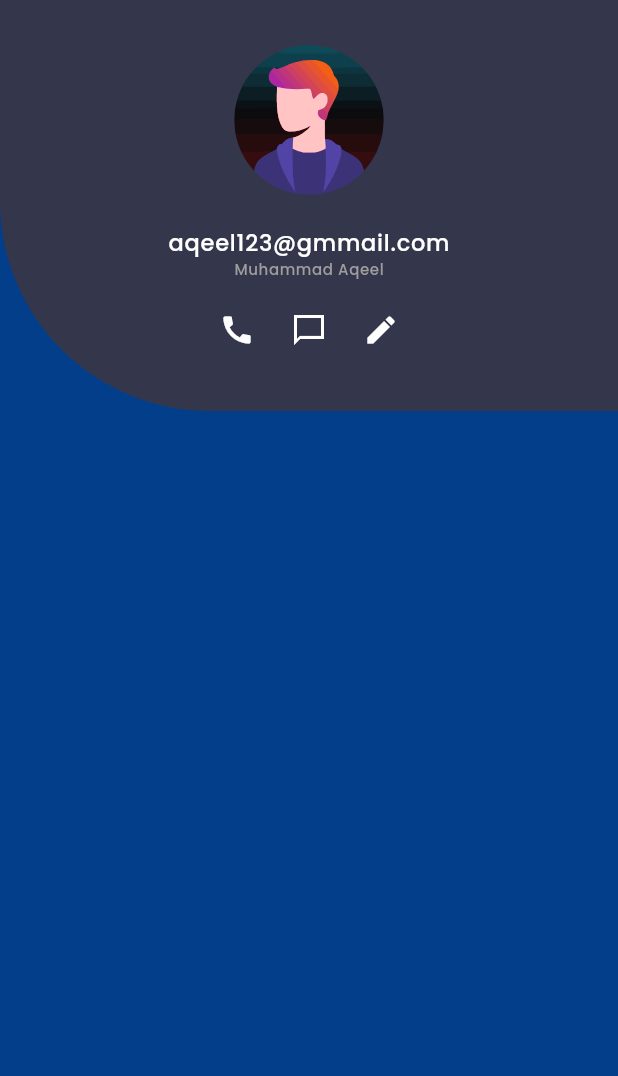
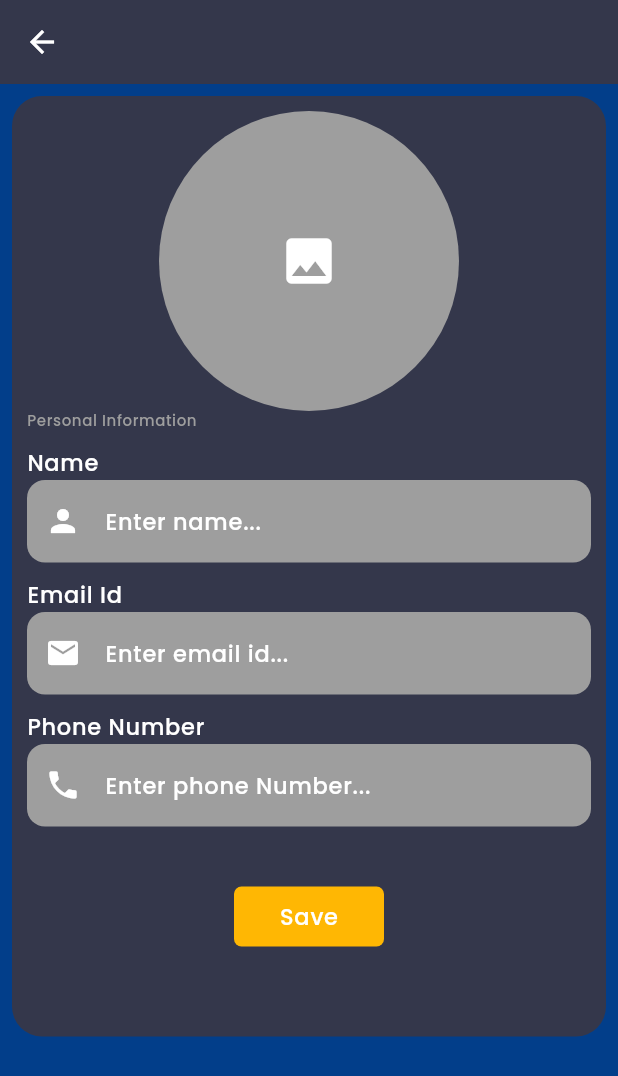
Before and after one commit to IM-AQEEL/Chat_app, a Flutter app: the ProfileHeading widget shown alone on an empty page, opened directly, after a tap on the "edit" icon, on a phone screen of 412 x 824 dp. Shown: the top 1076 px of the screen. Run offline on Flutter 3.47's test engine with Material 3 defaults, Android fonts, the phone set to English and light mode, and no system bars; our stand-ins replace firebase_auth, firebase_core, flutter_svg, get, lottie, slide_to_act; missing offline and left inert: chow_button; accounts and stored records are empty; network calls fail; statements that could not run were skipped.

Commit message:
Updated profile page

```diff
--- a/lib/config/pagepath.dart
+++ b/lib/config/pagepath.dart
@@ -2,6 +2,7 @@ import 'package:chat_app/pages/AuthPages/authpage.dart';
 import 'package:chat_app/pages/HomePage/home.dart';
 import 'package:chat_app/pages/chat/chatpage.dart';
 import 'package:chat_app/pages/profile/profilepage.dart';
+import 'package:chat_app/pages/profile/updateprofile/updateprofile.dart';
 import 'package:chat_app/widgets/welcome/welcome.dart';
 import 'package:get/route_manager.dart';
 
@@ -32,4 +33,9 @@ var pagepath = [
     page: () => Profilepage(),
     transition: Transition.fade,
   ),
+  GetPage(
+    name: '/updateprofile',
+    page: () => Updateprofile(),
+    transition: Transition.fade,
+  ),
 ];
--- a/lib/pages/profile/profilepage.dart
+++ b/lib/pages/profile/profilepage.dart
@@ -2,6 +2,7 @@ import 'package:chat_app/pages/profile/widgets/profile_Descripaation.dart';
 import 'package:chat_app/pages/profile/widgets/profile_Heading.dart';
 import 'package:chat_app/pages/profile/widgets/profilebody.dart';
 import 'package:flutter/material.dart';
+import 'package:get/get.dart';
 
 class Profilepage extends StatelessWidget {
   const Profilepage({super.key});
@@ -9,7 +10,21 @@ class Profilepage extends StatelessWidget {
   @override
   Widget build(BuildContext context) {
     return Scaffold(
-      appBar: AppBar(),
+      appBar: AppBar(
+        actions: [
+          Padding(
+            padding: const EdgeInsets.only(right: 12.0),
+            child: Container(
+              child: IconButton(
+                onPressed: () {
+                  Get.toNamed('/welcome');
+                },
+                icon: Icon(Icons.logout),
+              ),
+            ),
+          ),
+        ],
+      ),
       body: SingleChildScrollView(
         scrollDirection: Axis.vertical,
         child: Column(
--- /dev/null
+++ b/lib/pages/profile/updateprofile/updateprofile.dart
@@ -0,0 +1,163 @@
+import 'package:chat_app/config/colors.dart';
+import 'package:chat_app/config/theme.dart';
+import 'package:chow_button/chow_button.dart';
+import 'package:flutter/material.dart';
+import 'package:get/get.dart';
+import 'package:get/get_core/src/get_main.dart';
+
+class Updateprofile extends StatelessWidget {
+  const Updateprofile({super.key});
+
+  @override
+  Widget build(BuildContext context) {
+    return Scaffold(
+      appBar: AppBar(),
+      body: Column(
+        children: [
+          Padding(
+            padding: const EdgeInsets.all(8.0),
+            child: Container(
+              padding: EdgeInsets.all(10),
+              decoration: BoxDecoration(
+                color: Theme.of(context).colorScheme.primaryContainer,
+                borderRadius: BorderRadius.circular(20),
+              ),
+              child: Row(
+                children: [
+                  Expanded(
+                    child: Column(
+                      children: [
+                        ClipRRect(
+                          borderRadius: BorderRadius.circular(100),
+                          child: Container(
+                            height: 200,
+                            width: 200,
+                            decoration: BoxDecoration(color: Colors.grey),
+                            child: Center(
+                              child: IconButton(
+                                onPressed: () {},
+                                icon: Icon(Icons.image, size: 40),
+                              ),
+                            ),
+                          ),
+                        ),
+                        Column(
+                          mainAxisAlignment: MainAxisAlignment.start,
+                          crossAxisAlignment: CrossAxisAlignment.start,
+                          children: [
+                            Text(
+                              'Personal Information',
+                              style: Theme.of(context).textTheme.bodySmall,
+                            ),
+                            SizedBox(height: 10),
+
+                            Text(
+                              'Name',
+                              style: Theme.of(context).textTheme.bodyLarge,
+                            ),
+
+                            TextField(
+                              textInputAction: TextInputAction.next,
+                              decoration: InputDecoration(
+                                hintText: 'Enter name...',
+                                prefixIcon: Icon(Icons.person),
+                                filled: true,
+                                fillColor:
+                                    Theme.of(
+                                      context,
+                                    ).colorScheme.onPrimaryContainer,
+                                border: OutlineInputBorder(
+                                  borderRadius: BorderRadius.circular(12.0),
+                                  borderSide: BorderSide.none,
+                                ),
+                              ),
+                            ),
+                            SizedBox(height: 10),
+
+                            Text(
+                              'Email Id',
+                              style: Theme.of(context).textTheme.bodyLarge,
+                            ),
+
+                            TextField(
+                              textInputAction: TextInputAction.next,
+                              decoration: InputDecoration(
+                                hintText: 'Enter email id...',
+                                prefixIcon: Icon(Icons.email),
+                                filled: true,
+                                fillColor:
+                                    Theme.of(
+                                      context,
+                                    ).colorScheme.onPrimaryContainer,
+                                border: OutlineInputBorder(
+                                  borderRadius: BorderRadius.circular(12.0),
+                                  borderSide: BorderSide.none,
+                                ),
+                              ),
+                            ),
+                            SizedBox(height: 10),
+
+                            Text(
+                              'Phone Number',
+                              style: Theme.of(context).textTheme.bodyLarge,
+                            ),
+
+                            TextField(
+                              textInputAction: TextInputAction.next,
+                              decoration: InputDecoration(
+                                hintText: 'Enter phone Number...',
+                                prefixIcon: Icon(Icons.phone),
+                                filled: true,
+                                fillColor:
+                                    Theme.of(
+                                      context,
+                                    ).colorScheme.onPrimaryContainer,
+                                border: OutlineInputBorder(
+                                  borderRadius: BorderRadius.circular(12.0),
+                                  borderSide: BorderSide.none,
+                                ),
+                              ),
+                            ),
+                            SizedBox(height: 40),
+                            Center(
+                              child: Padding(
+                                padding: const EdgeInsets.only(bottom: 50.0),
+                                child: InkWell(
+                                  onTap: () {
+                                    //
+                                  },
+                                  child: Container(
+                                    height: 40,
+                                    width: 100,
+                                    decoration: BoxDecoration(
+                                      borderRadius: BorderRadius.circular(5),
+                                      color:
+                                          Theme.of(context).colorScheme.primary,
+                                    ),
+                                    child: Center(
+                                      child: Text(
+                                        'Save',
+                                        style:
+                                            Theme.of(
+                                              context,
+                                            ).textTheme.bodyLarge,
+                                      ),
+                                    ),
+                                  ),
+                                ),
+                              ),
+                            ),
+                          ],
+                        ),
+                      ],
+                    ),
+                  ),
+                ],
+              ),
+            ),
+          ),
+        ],
+      ),
+    );
+  }
+}
--- a/lib/pages/profile/widgets/profile_Heading.dart
+++ b/lib/pages/profile/widgets/profile_Heading.dart
@@ -1,6 +1,7 @@
 import 'package:chat_app/config/AssetsImages.dart';
 import 'package:flutter/material.dart';
 import 'package:flutter_svg/svg.dart';
+import 'package:get/get.dart';
 
 class ProfileHeading extends StatelessWidget {
   const ProfileHeading({super.key});
@@ -42,7 +43,12 @@ class ProfileHeading extends StatelessWidget {
                     onPressed: () {},
                     icon: Icon(Icons.chat_bubble_outline_sharp),
                   ),
-                  IconButton(onPressed: () {}, icon: Icon(Icons.edit)),
+                  IconButton(
+                    onPressed: () {
+                      Get.toNamed('/updateprofile');
+                    },
+                    icon: Icon(Icons.edit),
+                  ),
                 ],
               ),
             ],
--- a/pubspec.yaml
+++ b/pubspec.yaml
@@ -17,6 +17,7 @@ dependencies:
   firebase_auth: ^5.5.3
   cloud_firestore: ^5.6.7
   lottie: ^3.3.1
+  chow_button: ^1.0.6
 
 dev_dependencies:
   flutter_test:
```
Also changed, not shown: pubspec.lock.
